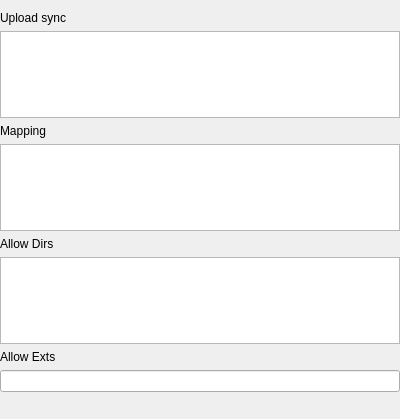
Before: the Qt Designer form addon/OSS/OSSFormDirSetting.ui in fengzhu2007/anycode, drawn with Qt 5.
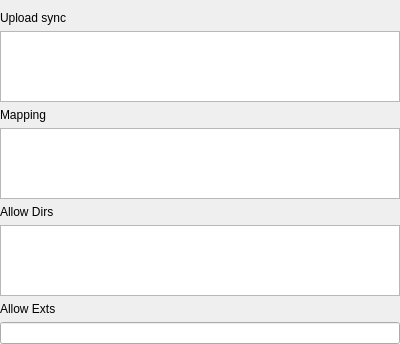
After: the same form once the commit is applied. Custom widgets are drawn as their Qt base class.

Patch:
```diff
--- a/addon/OSS/OSSFormDirSetting.ui
+++ b/addon/OSS/OSSFormDirSetting.ui
@@ -7,7 +7,7 @@
     <x>0</x>
     <y>0</y>
     <width>400</width>
-    <height>419</height>
+    <height>344</height>
    </rect>
   </property>
   <property name="windowTitle">
@@ -186,19 +186,6 @@
    <item>
     <widget class="QLineEdit" name="allowExtLineEdit"/>
    </item>
-   <item>
-    <spacer name="verticalSpacer">
-     <property name="orientation">
-      <enum>Qt::Vertical</enum>
-     </property>
-     <property name="sizeHint" stdset="0">
-      <size>
-       <width>20</width>
-       <height>40</height>
-      </size>
-     </property>
-    </spacer>
-   </item>
   </layout>
  </widget>
  <customwidgets>
```
